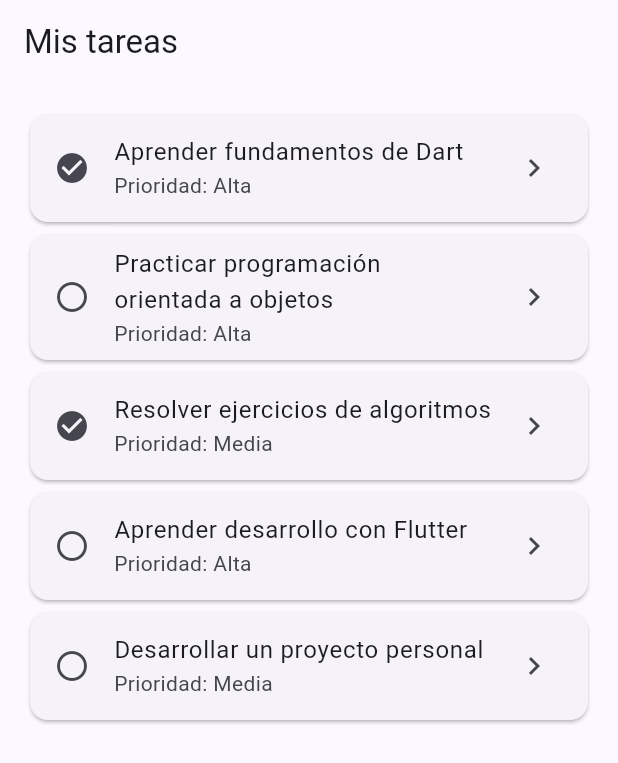
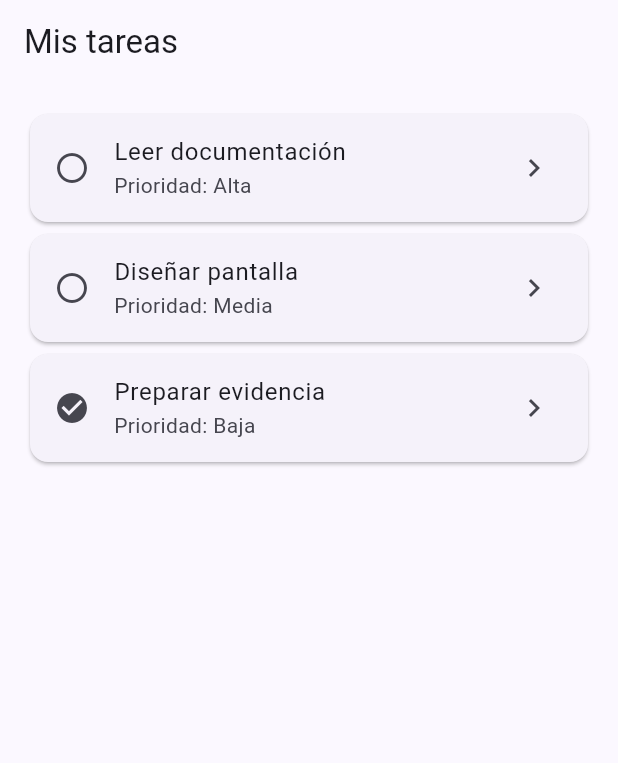
Before and after one commit to NahimGFX/TaskFlow, a Flutter app: the screen it shows after launch, on a phone screen of 412 x 824 dp. Shown: the top 763 px of the screen. Run offline on Flutter 3.47's test engine with Material 3 defaults, Android fonts, the phone set to English and light mode, and no system bars; our stand-ins replace go_router.

Commit message:
refactor: organizar tareas con MVVM y Provider

```diff
--- /dev/null
+++ b/lib/app/taskflow_app.dart
@@ -0,0 +1,33 @@
+import 'package:flutter/material.dart';
+import 'package:go_router/go_router.dart';
+
+import '../core/app_theme.dart';
+import '../features/tasks/presentation/task_detail_screen.dart';
+import '../features/tasks/presentation/task_list_screen.dart';
+
+final GoRouter appRouter = GoRouter(
+  routes: [
+    GoRoute(path: '/', builder: (context, state) => const TaskListScreen()),
+    GoRoute(
+      path: '/task/:id',
+      builder: (context, state) {
+        final id = int.tryParse(state.pathParameters['id'] ?? '');
+        return TaskDetailScreen(taskId: id);
+      },
+    ),
+  ],
+);
+
+class TaskFlowApp extends StatelessWidget {
+  const TaskFlowApp({super.key});
+
+  @override
+  Widget build(BuildContext context) {
+    return MaterialApp.router(
+      debugShowCheckedModeBanner: false,
+      title: 'TaskFlow',
+      theme: appTheme,
+      routerConfig: appRouter,
+    );
+  }
+}
--- /dev/null
+++ b/lib/core/app_theme.dart
@@ -0,0 +1,5 @@
+import 'package:flutter/material.dart';
+
+final ThemeData appTheme = ThemeData(
+  colorScheme: ColorScheme.fromSeed(seedColor: Colors.indigo),
+);
--- /dev/null
+++ b/lib/features/tasks/data/task_repository.dart
@@ -0,0 +1,6 @@
+import '../domain/task.dart';
+
+abstract class TaskRepository {
+  List<Task> getTasks();
+  void save(Task task);
+}
--- /dev/null
+++ b/lib/features/tasks/presentation/task_list_screen.dart
@@ -0,0 +1,38 @@
+import 'package:flutter/material.dart';
+import 'package:go_router/go_router.dart';
+import 'package:provider/provider.dart';
+
+import 'tasks_view_model.dart';
+
+class TaskListScreen extends StatelessWidget {
+  const TaskListScreen({super.key});
+
+  @override
+  Widget build(BuildContext context) {
+    final tasks = context.watch<TasksViewModel>().tasks;
+
+    return Scaffold(
+      appBar: AppBar(title: const Text('Mis tareas')),
+      body: ListView.builder(
+        padding: const EdgeInsets.all(16),
+        itemCount: tasks.length,
+        itemBuilder: (context, index) {
+          final task = tasks[index];
+          return Card(
+            child: ListTile(
+              leading: Icon(
+                task.isCompleted
+                    ? Icons.check_circle
+                    : Icons.radio_button_unchecked,
+              ),
+              title: Text(task.title),
+              subtitle: Text('Prioridad: ${task.priority}'),
+              trailing: const Icon(Icons.chevron_right),
+              onTap: () => context.push('/task/${task.id}'),
+            ),
+          );
+        },
+      ),
+    );
+  }
+}
--- /dev/null
+++ b/lib/features/tasks/presentation/tasks_view_model.dart
@@ -0,0 +1,32 @@
+import 'package:flutter/foundation.dart';
+
+import '../data/task_repository.dart';
+import '../domain/task.dart';
+
+class TasksViewModel extends ChangeNotifier {
+  TasksViewModel(TaskRepository repository)
+    : _repository = repository,
+      _tasks = repository.getTasks();
+
+  final TaskRepository _repository;
+  List<Task> _tasks;
+
+  List<Task> get tasks => List.unmodifiable(_tasks);
+
+  Task? findTask(int? id) {
+    if (id == null) return null;
+    for (final task in _tasks) {
+      if (task.id == id) return task;
+    }
+    return null;
+  }
+
+  void toggleCompleted(int id) {
+    final current = findTask(id);
+    if (current == null) return;
+
+    _repository.save(current.copyWith(isCompleted: !current.isCompleted));
+    _tasks = _repository.getTasks();
+    notifyListeners();
+  }
+}
--- a/lib/main.dart
+++ b/lib/main.dart
@@ -1,157 +1,18 @@
 import 'package:flutter/material.dart';
-import 'package:go_router/go_router.dart';
+import 'package:provider/provider.dart';
 
-import 'task.dart';
+import 'app/taskflow_app.dart';
+import 'features/tasks/data/local_task_repository.dart';
+import 'features/tasks/data/task_repository.dart';
+import 'features/tasks/presentation/tasks_view_model.dart';
 
 void main() {
-  runApp(const TaskFlowApp());
+  final TaskRepository repository = LocalTaskRepository();
+
+  runApp(
+    ChangeNotifierProvider<TasksViewModel>(
+      create: (_) => TasksViewModel(repository),
+      child: const TaskFlowApp(),
+    ),
+  );
 }
-
-const demoTasks = <Task>[
-  Task(
-    id: 1,
-    title: 'Aprender fundamentos de Dart',
-    description: 'Estudiar variables, tipos de datos, operadores y estructuras de control.',
-    priority: 'Alta',
-    isCompleted: true,
-    userId: 1,
-  ),
-  Task(
-    id: 2,
-    title: 'Practicar programación orientada a objetos',
-    description:
-        'Aprender clases, objetos, herencia, encapsulamiento y polimorfismo.',
-    priority: 'Alta',
-    isCompleted: false,
-    userId: 1,
-  ),
-  Task(
-    id: 3,
-    title: 'Resolver ejercicios de algoritmos',
-    description: 'Practicar lógica de programación mediante ejercicios de ciclos, condiciones y funciones.',
-    priority: 'Media',
-    isCompleted: true,
-    userId: 1,
-  ),
-  Task(
-    id: 4,
-    title: 'Aprender desarrollo con Flutter',
-    description: 'Estudiar widgets, layouts, navegación y diseño de interfaces con Flutter.',
-    priority: 'Alta',
-    isCompleted: false,
-    userId: 1,
-  ),
-  Task(
-    id: 5,
-    title: 'Desarrollar un proyecto personal',
-    description: 'Crear una aplicación sencilla aplicando los conocimientos adquiridos de Dart y Flutter.',
-    priority: 'Media',
-    isCompleted: false,
-    userId: 1,
-  ),
-];
-
-Task? findTask(int? id) {
-  for (final task in demoTasks) {
-    if (task.id == id) return task;
-  }
-  return null;
-}
-
-final appRouter = GoRouter(
-  routes: [
-    GoRoute(path: '/', builder: (context, state) => const TaskListScreen()),
-    GoRoute(
-      path: '/task/:id',
-      builder: (context, state) {
-        final id = int.tryParse(state.pathParameters['id'] ?? '');
-        return TaskDetailScreen(task: findTask(id));
-      },
-    ),
-  ],
-);
-
-class TaskFlowApp extends StatelessWidget {
-  const TaskFlowApp({super.key});
-
-  @override
-  Widget build(BuildContext context) {
-    return MaterialApp.router(
-      debugShowCheckedModeBanner: false,
-      title: 'TaskFlow',
-      theme: ThemeData(
-        colorScheme: ColorScheme.fromSeed(seedColor: Colors.indigo),
-      ),
-      routerConfig: appRouter,
-    );
-  }
-}
-
-class TaskListScreen extends StatelessWidget {
-  const TaskListScreen({super.key});
-
-  @override
-  Widget build(BuildContext context) {
-    return Scaffold(
-      appBar: AppBar(title: const Text('Mis tareas')),
-      body: ListView.builder(
-        padding: const EdgeInsets.all(16),
-        itemCount: demoTasks.length,
-        itemBuilder: (context, index) {
-          final task = demoTasks[index];
-          return Card(
-            child: ListTile(
-              leading: Icon(
-                task.isCompleted
-                    ? Icons.check_circle
-                    : Icons.radio_button_unchecked,
-              ),
-              title: Text(task.title),
-              subtitle: Text('Prioridad: ${task.priority}'),
-              trailing: const Icon(Icons.chevron_right),
-              onTap: () => context.push('/task/${task.id}'),
-            ),
-          );
-        },
-      ),
-    );
-  }
-}
-
-class TaskDetailScreen extends StatelessWidget {
-  const TaskDetailScreen({super.key, required this.task});
-
-  final Task? task;
-
-  @override
-  Widget build(BuildContext context) {
-    final selected = task;
-    return Scaffold(
-      appBar: AppBar(title: const Text('Detalle de tarea')),
-      body: Padding(
-        padding: const EdgeInsets.all(24),
-        child: selected == null
-            ? const Text('No se encontró esta tarea.')
-            : Column(
-                crossAxisAlignment: CrossAxisAlignment.start,
-                children: [
-                  Text(
-                    selected.title,
-                    style: Theme.of(context).textTheme.headlineSmall,
-                  ),
-                  const SizedBox(height: 16),
-                  Text(selected.description),
-                  const SizedBox(height: 16),
-                  Text('Prioridad: ${selected.priority}'),
-                  Text(
-                    selected.isCompleted
-                        ? 'Estado: completada'
-                        : 'Estado: pendiente',
-                  ),
-                  Text('Usuario: ${selected.userId}'),
-                ],
-              ),
-      ),
-    );
-  }
-}
--- a/pubspec.yaml
+++ b/pubspec.yaml
@@ -35,6 +35,7 @@ dependencies:
   # Use with the CupertinoIcons class for iOS style icons.
   cupertino_icons: ^1.0.8
   go_router: ^18.1.3
+  provider: ^6.1.5+1
 
 dev_dependencies:
   flutter_test:
```
Also changed, not shown: lib/features/tasks/data/local_task_repository.dart (added, +41 -0 lines), lib/features/tasks/domain/task.dart (renamed from lib/task.dart, +11 -0 lines), lib/features/tasks/presentation/task_detail_screen.dart (added, +49 -0 lines), pubspec.lock.
